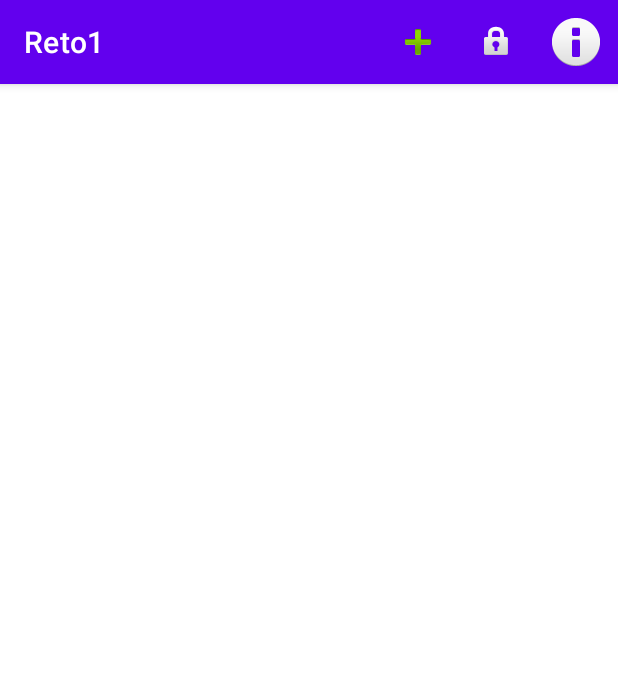
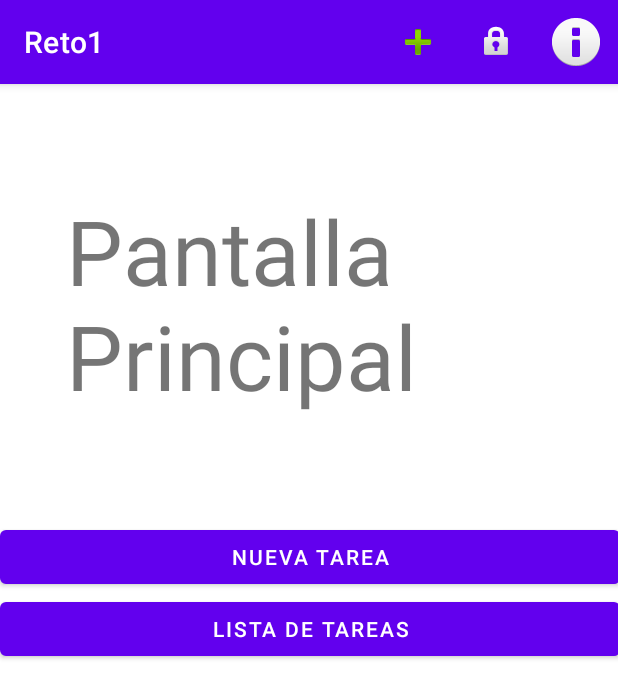
Before and after one commit to Unai-GarciaGi/Reto_Moviles_1, an Android app: the PantallaPrincipal screen opened directly, with no data from a screen before it, on a phone screen of 412 x 824 dp. Shown: the top 698 px of the screen. Run offline under Robolectric (Android 15) with nearby library versions, the phone set to English and light mode, and no system bars.

Commit message:
Botones pantalla principal. Clase de SQLite.

```diff
--- /dev/null
+++ b/app/src/main/java/com/example/reto1/BDD.java
@@ -0,0 +1,27 @@
+package com.example.reto1;
+
+import android.content.Context;
+import android.database.sqlite.SQLiteDatabase;
+import android.database.sqlite.SQLiteOpenHelper;
+
+import androidx.annotation.Nullable;
+
+public class BDD extends SQLiteOpenHelper {
+
+    public BDD(@Nullable Context context, @Nullable String name, @Nullable SQLiteDatabase.CursorFactory factory, int version) {
+        super(context, name, factory, version);
+    }
+
+    @Override
+    public void onCreate(SQLiteDatabase db) {
+        db.execSQL("CREATE TABLE tarea(codigo int primary key, nombre text, fecha date, coste int, prioridad text, realizada boolean)");
+    }
+
+    @Override
+    public void onUpgrade(SQLiteDatabase sqLiteDatabase, int i, int i1) {
+
+    }
+
+    //Nombre, Descripción, fecha, coste, prioridad (urgente, alta, media, baja), si la
+    //tareas está hecha o no.
+}
--- a/app/src/main/res/layout/activity_pantalla_principal.xml
+++ b/app/src/main/res/layout/activity_pantalla_principal.xml
@@ -6,4 +6,37 @@
     android:layout_height="match_parent"
     tools:context=".PantallaPrincipal">
 
+    <LinearLayout
+        android:id="@+id/linearLayout"
+        android:layout_width="413dp"
+        android:layout_height="186dp"
+        android:orientation="vertical"
+        app:layout_constraintBottom_toBottomOf="parent"
+        app:layout_constraintEnd_toEndOf="parent"
+        app:layout_constraintStart_toStartOf="parent"
+        app:layout_constraintTop_toTopOf="parent">
+
+        <Button
+            android:id="@+id/btnNuevaTarea"
+            android:layout_width="match_parent"
+            android:layout_height="wrap_content"
+            android:text="@string/nuevaTarea" />
+
+        <Button
+            android:id="@+id/btnListaTareas"
+            android:layout_width="match_parent"
+            android:layout_height="wrap_content"
+            android:text="@string/listaTareas" />
+    </LinearLayout>
+
+    <TextView
+        android:id="@+id/txtPantallaPrincipal"
+        android:layout_width="324dp"
+        android:layout_height="150dp"
+        android:text="@string/pantallaPrincipal"
+        android:textSize="60sp"
+        app:layout_constraintBottom_toTopOf="@+id/linearLayout"
+        app:layout_constraintEnd_toEndOf="parent"
+        app:layout_constraintStart_toStartOf="parent"
+        app:layout_constraintTop_toTopOf="parent" />
 </androidx.constraintlayout.widget.ConstraintLayout>
--- a/app/src/main/res/values/strings.xml
+++ b/app/src/main/res/values/strings.xml
@@ -5,4 +5,7 @@
     <string name="contrasena">Contraseña</string>
     <string name="errorContrasena">Ha habido un error en tu contraseña</string>
     <string name="entradaCorrecta">Ha entrado correctamente</string>
+    <string name="nuevaTarea">Nueva Tarea</string>
+    <string name="listaTareas">Lista de Tareas</string>
+    <string name="pantallaPrincipal">Pantalla Principal</string>
 </resources>
```
Also changed, not shown: 1 other file.
